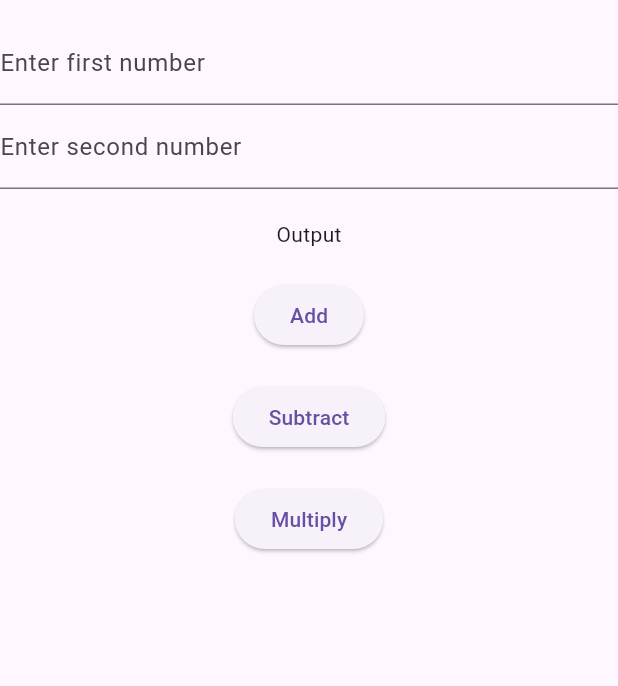
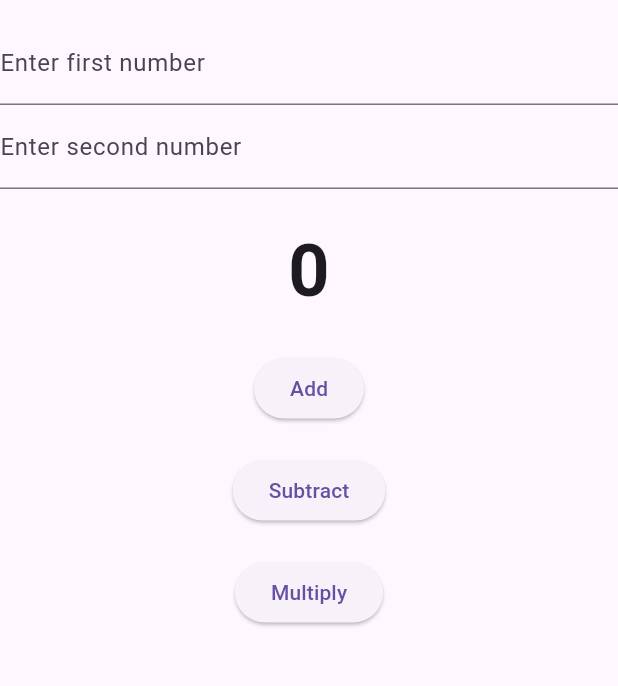
Before and after one commit to sachi-tmg/bloc_starter, a Flutter app: the screen it shows after launch, after a tap on "Arithmetic Bloc", on a phone screen of 412 x 824 dp, the part 63-749 px from its top. Run offline on Flutter 3.47's test engine with Material 3 defaults, Android fonts, the phone set to English and light mode, and no system bars; our stand-ins replace bloc, equatable, flutter_bloc, get_it.

Commit message:
bloc_code

```diff
--- a/lib/app.dart
+++ b/lib/app.dart
@@ -1,10 +1,5 @@
-import 'package:bloc_test/cubit/area_of_circle_cubit.dart';
-import 'package:bloc_test/cubit/arithmetic_cubit.dart';
-import 'package:bloc_test/cubit/converter_cubit.dart';
-import 'package:bloc_test/cubit/counter_cubit.dart';
 import 'package:bloc_test/cubit/dashboard_cubit.dart';
-import 'package:bloc_test/cubit/simple_interest_cubit.dart';
-import 'package:bloc_test/cubit/student_cubit.dart';
+import 'package:bloc_test/service_locator/service_locator.dart';
 import 'package:bloc_test/view/dashboard_view.dart';
 import 'package:flutter/material.dart';
 import 'package:flutter_bloc/flutter_bloc.dart';
@@ -14,29 +9,37 @@ class App extends StatelessWidget {
 
   @override
   Widget build(BuildContext context) {
-    return MultiBlocProvider(
-      providers: [
-        BlocProvider(create: (context) => CounterCubit()),
-        BlocProvider(create: (context) => ArithmeticCubit()),
-        BlocProvider(create: (context) => StudentCubit()),
-        BlocProvider(create: (context) => SimpleInterestCubit()),
-        BlocProvider(create: (context) => AreaOfCircleCubit()),
-        BlocProvider(create: (context) => ConverterCubit()),
-        BlocProvider(
-          create: (context) => DashboardCubit(
-            context.read<CounterCubit>(),
-            context.read<ArithmeticCubit>(),
-            context.read<StudentCubit>(),
-            context.read<SimpleInterestCubit>(),
-            context.read<AreaOfCircleCubit>(),
-            context.read<ConverterCubit>(),
-          ),
-        )
-      ],
-      child: MaterialApp(
-        debugShowCheckedModeBanner: false,
-        title: 'Flutter Bloc',
-        home: DashboardView(),
+    // return MultiBlocProvider(
+    //   providers: [
+    //     BlocProvider<CounterCubit>(
+    //       create: (context) => serviceLocator(),
+    //     ),
+    //     BlocProvider<ArithmeticCubit>(
+    //       create: (context) => serviceLocator(),
+    //     ),
+    //     BlocProvider<StudentCubit>(
+    //       create: (context) => serviceLocator(),
+    //     ),
+    //     BlocProvider<SimpleInterestCubit>(
+    //       create: (context) => serviceLocator(),
+    //     ),
+    //     BlocProvider<AreaOfCircleCubit>(
+    //       create: (context) => serviceLocator(),
+    //     ),
+    //     BlocProvider<ConverterCubit>(
+    //       create: (context) => serviceLocator(),
+    //     ),
+    //     BlocProvider<DashboardCubit>(
+    //       create: (context) => serviceLocator(),
+    //     ),
+    //   ],
+    // );
+    return MaterialApp(
+      debugShowCheckedModeBanner: false,
+      title: 'Flutter Bloc',
+      home: BlocProvider.value(
+        value: serviceLocator<DashboardCubit>(),
+        child: DashboardView(),
       ),
     );
   }
--- /dev/null
+++ b/lib/bloc/arithmetic_bloc.dart
@@ -0,0 +1,24 @@
+import 'package:bloc/bloc.dart';
+import 'package:equatable/equatable.dart';
+import 'package:flutter/material.dart';
+
+part 'arithmetic_event.dart';
+
+class ArithmeticBloc extends Bloc<ArithmeticEvent, int> {
+  ArithmeticBloc() : super(0) {
+    on<IncrementEvent>((event, emit) {
+      final result = event.first + event.second;
+      emit(result);
+    });
+
+    on<DecrementEvent>((event, emit) {
+      final result = event.first - event.second;
+      emit(result);
+    });
+
+    on<MultiplyEvent>((event, emit) {
+      final result = event.first * event.second;
+      emit(result);
+    });
+  }
+}
--- /dev/null
+++ b/lib/bloc/arithmetic_event.dart
@@ -0,0 +1,30 @@
+part of 'arithmetic_bloc.dart';
+
+@immutable
+sealed class ArithmeticEvent extends Equatable {
+  const ArithmeticEvent();
+
+  @override
+  List<Object> get props => [];
+}
+
+class IncrementEvent extends ArithmeticEvent {
+  final int first;
+  final int second;
+
+  const IncrementEvent(this.first, this.second);
+}
+
+class DecrementEvent extends ArithmeticEvent {
+  final int first;
+  final int second;
+
+  const DecrementEvent(this.first, this.second);
+}
+
+class MultiplyEvent extends ArithmeticEvent {
+  final int first;
+  final int second;
+
+  const MultiplyEvent(this.first, this.second);
+}
--- a/lib/cubit/dashboard_cubit.dart
+++ b/lib/cubit/dashboard_cubit.dart
@@ -1,3 +1,4 @@
+import 'package:bloc_test/bloc/arithmetic_bloc.dart';
 import 'package:bloc_test/cubit/area_of_circle_cubit.dart';
 import 'package:bloc_test/cubit/arithmetic_cubit.dart';
 import 'package:bloc_test/cubit/converter_cubit.dart';
@@ -24,6 +25,7 @@ class DashboardCubit extends Cubit<void> {
     this._simpleInterestCubit,
     this._areaOfCircleCubit,
     this._converterCubit,
+    this._arithmeticBloc,
   ) : super(null);
 
   final CounterCubit _counterCubit;
@@ -32,6 +34,7 @@ class DashboardCubit extends Cubit<void> {
   final SimpleInterestCubit _simpleInterestCubit;
   final AreaOfCircleCubit _areaOfCircleCubit;
   final ConverterCubit _converterCubit;
+  final ArithmeticBloc _arithmeticBloc;
 
   void openCounterView(BuildContext context) {
     Navigator.push(
@@ -115,7 +118,12 @@ class DashboardCubit extends Cubit<void> {
   void openArithmeticBlocView(BuildContext context) {
     Navigator.push(
       context,
-      MaterialPageRoute(builder: (_) => ArithmeticBlocView()),
+      MaterialPageRoute(
+        builder: (_) => BlocProvider.value(
+          value: _arithmeticBloc,
+          child: ArithmeticBlocView(),
+        ),
+      ),
     );
   }
 
--- a/lib/main.dart
+++ b/lib/main.dart
@@ -1,7 +1,11 @@
 import 'package:bloc_test/app.dart';
+import 'package:bloc_test/service_locator/service_locator.dart';
 import 'package:flutter/material.dart';
 
-void main() {
+Future<void> main() async {
+  WidgetsFlutterBinding.ensureInitialized();
+
+  await initDependency();
   runApp(
     App(),
   );
--- /dev/null
+++ b/lib/service_locator/service_locator.dart
@@ -0,0 +1,43 @@
+import 'package:bloc_test/bloc/arithmetic_bloc.dart';
+import 'package:bloc_test/cubit/area_of_circle_cubit.dart';
+import 'package:bloc_test/cubit/arithmetic_cubit.dart';
+import 'package:bloc_test/cubit/converter_cubit.dart';
+import 'package:bloc_test/cubit/counter_cubit.dart';
+import 'package:bloc_test/cubit/dashboard_cubit.dart';
+import 'package:bloc_test/cubit/simple_interest_cubit.dart';
+import 'package:bloc_test/cubit/student_cubit.dart';
+import 'package:get_it/get_it.dart';
+
+final serviceLocator = GetIt.instance;
+
+Future<void> initDependency() async {
+  _initBloc();
+  _initCubit();
+}
+
+void _initBloc() {
+  serviceLocator.registerLazySingleton(() => ArithmeticBloc());
+}
+
+void _initCubit() {
+  serviceLocator.registerLazySingleton<CounterCubit>(() => CounterCubit());
+  serviceLocator
+      .registerLazySingleton<ArithmeticCubit>(() => ArithmeticCubit());
+  serviceLocator.registerLazySingleton<StudentCubit>(() => StudentCubit());
+  serviceLocator
+      .registerLazySingleton<SimpleInterestCubit>(() => SimpleInterestCubit());
+  serviceLocator
+      .registerLazySingleton<AreaOfCircleCubit>(() => AreaOfCircleCubit());
+  serviceLocator.registerLazySingleton<ConverterCubit>(() => ConverterCubit());
+  serviceLocator.registerLazySingleton<DashboardCubit>(
+    () => DashboardCubit(
+      serviceLocator(),
+      serviceLocator(),
+      serviceLocator(),
+      serviceLocator(),
+      serviceLocator(),
+      serviceLocator(),
+      serviceLocator(),
+    ),
+  );
+}
--- a/lib/view/arithmetic_bloc_view.dart
+++ b/lib/view/arithmetic_bloc_view.dart
@@ -1,4 +1,6 @@
+import 'package:bloc_test/bloc/arithmetic_bloc.dart';
 import 'package:flutter/material.dart';
+import 'package:flutter_bloc/flutter_bloc.dart';
 
 class ArithmeticBlocView extends StatelessWidget {
   final _formKey = GlobalKey<FormState>();
@@ -31,28 +33,45 @@ class ArithmeticBlocView extends StatelessWidget {
               controller: secondNumberController,
             ),
             SizedBox(height: 20),
-            Text('Output'),
+            BlocBuilder<ArithmeticBloc, int>(builder: (context, int state) {
+              return Text(
+                '$state',
+                style: const TextStyle(
+                  fontSize: 48,
+                  fontWeight: FontWeight.bold,
+                ),
+              );
+            }),
             SizedBox(height: 20),
             ElevatedButton(
               onPressed: () {
-                // final int firstNumber = int.parse(firstNumberController.text);
-                // final int secondNumber = int.parse(secondNumberController.text);
+                final int firstNumber = int.parse(firstNumberController.text);
+                final int secondNumber = int.parse(secondNumberController.text);
+                context
+                    .read<ArithmeticBloc>()
+                    .add(IncrementEvent(firstNumber, secondNumber));
               },
               child: Text('Add'),
             ),
             SizedBox(height: 20),
             ElevatedButton(
               onPressed: () {
-                // final int firstNumber = int.parse(firstNumberController.text);
-                // final int secondNumber = int.parse(secondNumberController.text);
+                final int firstNumber = int.parse(firstNumberController.text);
+                final int secondNumber = int.parse(secondNumberController.text);
+                context
+                    .read<ArithmeticBloc>()
+                    .add(DecrementEvent(firstNumber, secondNumber));
               },
               child: Text('Subtract'),
             ),
             SizedBox(height: 20),
             ElevatedButton(
               onPressed: () {
-                // final int firstNumber = int.parse(firstNumberController.text);
-                // final int secondNumber = int.parse(secondNumberController.text);
+                final int firstNumber = int.parse(firstNumberController.text);
+                final int secondNumber = int.parse(secondNumberController.text);
+                context
+                    .read<ArithmeticBloc>()
+                    .add(MultiplyEvent(firstNumber, secondNumber));
               },
               child: Text('Multiply'),
             ),
--- a/pubspec.yaml
+++ b/pubspec.yaml
@@ -36,6 +36,7 @@ dependencies:
   cupertino_icons: ^1.0.8
   flutter_bloc: ^8.1.6
   equatable: ^2.0.7
+  get_it: ^8.0.3
 
 dev_dependencies:
   flutter_test:
```
Also changed, not shown: pubspec.lock, 1 other file.
